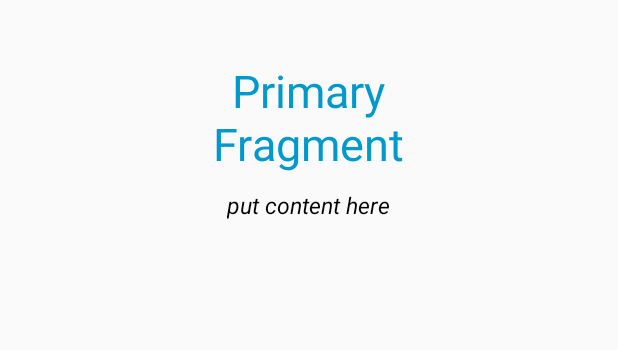
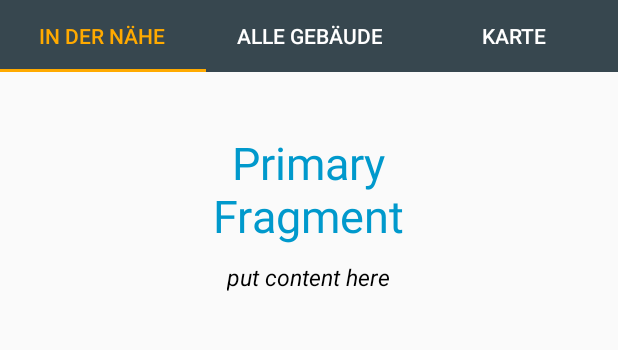
Before and after one commit to zhenhaoli/Unificiency, an Android app: the screen it shows after launch (MainActivity), after a tap on "Gebäude", on a phone screen of 412 x 824 dp, the part 84-434 px from its top. Run offline under Robolectric (Android 15) with nearby library versions, the phone set to English and light mode, and no system bars; 1 other tap on this screen came first.

Commit message:
added tabs for buildings

```diff
--- a/UnificiencyAndroid/app/src/main/java/lmu/de/unificiencyandroid/MainActivity.java
+++ b/UnificiencyAndroid/app/src/main/java/lmu/de/unificiencyandroid/MainActivity.java
@@ -8,6 +8,8 @@ import android.support.v4.widget.DrawerLayout;
 import android.support.v7.app.ActionBarDrawerToggle;
 import android.support.v7.app.AppCompatActivity;
 import android.view.MenuItem;
+
+import lmu.de.unificiencyandroid.view.BuildingsFragment;
 
 public class MainActivity extends AppCompatActivity{
     DrawerLayout mDrawerLayout;
@@ -46,7 +48,7 @@ public class MainActivity extends AppCompatActivity{
 
                 if (menuItem.getItemId() == R.id.nav_item_buildings) {
                     FragmentTransaction fragmentTransaction = mFragmentManager.beginTransaction();
-                    fragmentTransaction.replace(R.id.containerView,new SentFragment()).commit();
+                    fragmentTransaction.replace(R.id.containerView,new BuildingsFragment()).commit();
 
                 }
 
--- /dev/null
+++ b/UnificiencyAndroid/app/src/main/java/lmu/de/unificiencyandroid/view/BuildingsFragment.java
@@ -0,0 +1,104 @@
+package lmu.de.unificiencyandroid.view;
+
+import android.os.Bundle;
+import android.support.annotation.Nullable;
+import android.support.design.widget.TabLayout;
+import android.support.v4.app.Fragment;
+import android.support.v4.app.FragmentManager;
+import android.support.v4.app.FragmentPagerAdapter;
+import android.support.v4.view.ViewPager;
+import android.view.LayoutInflater;
+import android.view.View;
+import android.view.ViewGroup;
+
+import lmu.de.unificiencyandroid.PrimaryFragment;
+import lmu.de.unificiencyandroid.R;
+import lmu.de.unificiencyandroid.SocialFragment;
+import lmu.de.unificiencyandroid.UpdatesFragment;
+
+public class BuildingsFragment extends Fragment {
+
+    public static TabLayout tabLayout;
+    public static ViewPager viewPager;
+    public static int int_items = 3 ;
+
+    @Nullable
+    @Override
+    public View onCreateView(LayoutInflater inflater, ViewGroup container, Bundle savedInstanceState) {
+        /**
+         *Inflate tab_layout and setup Views.
+         */
+        View x =  inflater.inflate(R.layout.buildings_tab,null);
+        tabLayout = (TabLayout) x.findViewById(R.id.buildings_tab);
+        viewPager = (ViewPager) x.findViewById(R.id.buildings_viewpager);
+
+        /**
+         *Set an Apater for the View Pager
+         */
+        viewPager.setAdapter(new MyAdapter(getChildFragmentManager()));
+
+        /**
+         * Now , this is a workaround ,
+         * The setupWithViewPager dose't works without the runnable .
+         * Maybe a Support Library Bug .
+         */
+
+        tabLayout.post(new Runnable() {
+            @Override
+            public void run() {
+                tabLayout.setupWithViewPager(viewPager);
+            }
+        });
+
+        return x;
+
+    }
+
+    class MyAdapter extends FragmentPagerAdapter{
+
+        public MyAdapter(FragmentManager fm) {
+            super(fm);
+        }
+
+        /**
+         * Return fragment with respect to Position .
+         */
+
+        @Override
+        public Fragment getItem(int position)
+        {
+            switch (position){
+                case 0 : return new PrimaryFragment();
+                case 1 : return new SocialFragment();
+                case 2 : return new UpdatesFragment();
+            }
+            return null;
+        }
+
+        @Override
+        public int getCount() {
+
+            return int_items;
+
+        }
+
+        /**
+         * This method returns the title of the tab according to the position.
+         */
+
+        @Override
+        public CharSequence getPageTitle(int position) {
+
+            switch (position){
+                case 0 :
+                    return "In der Nähe";
+                case 1 :
+                    return "Alle Gebäude";
+                case 2 :
+                    return "Karte";
+            }
+            return null;
+        }
+    }
+
+}
--- /dev/null
+++ b/UnificiencyAndroid/app/src/main/res/layout/buildings_tab.xml
@@ -0,0 +1,31 @@
+<?xml version="1.0" encoding="utf-8"?>
+<LinearLayout
+    xmlns:android="http://schemas.android.com/apk/res/android"
+    xmlns:app="http://schemas.android.com/apk/res-auto"
+    android:layout_width="match_parent"
+    android:orientation="vertical"
+    android:layout_height="wrap_content">
+
+
+    <android.support.design.widget.TabLayout
+        android:id="@+id/buildings_tab"
+        app:tabGravity="fill"
+        app:tabMode="fixed"
+        android:background="@color/material_blue_grey_800"
+        app:tabIndicatorColor="@color/orange"
+        app:tabSelectedTextColor="@color/orange"
+        app:tabTextColor="@color/white"
+        android:layout_width="match_parent"
+        android:layout_height="wrap_content">
+    </android.support.design.widget.TabLayout>
+
+    <android.support.v4.view.ViewPager
+        android:id="@+id/buildings_viewpager"
+        android:layout_width="match_parent"
+        android:layout_height="match_parent">
+
+    </android.support.v4.view.ViewPager>
+
+
+
+</LinearLayout>
--- a/UnificiencyAndroid/app/src/main/res/menu/drawermenu.xml
+++ b/UnificiencyAndroid/app/src/main/res/menu/drawermenu.xml
@@ -1,6 +1,7 @@
 <?xml version="1.0" encoding="utf-8"?>
 <menu xmlns:android="http://schemas.android.com/apk/res/android">
 
+    <group android:id="@+id/group_general_id">
         <item android:title="@string/nav_item_buildings"
             android:id="@+id/nav_item_buildings"
             android:icon="@drawable/inbox"/>
@@ -12,7 +13,9 @@
         <item android:title="@string/nav_item_notes"
             android:id="@+id/nav_item_notes"
             android:icon="@drawable/inbox"/>
+    </group>
 
+    <group android:id="@+id/group_settings_id">
         <item android:title="@string/nav_item_setting"
             android:id="@+id/nav_item_setting"
             android:icon="@drawable/inbox"/>
@@ -24,6 +27,7 @@
         <item android:title="@string/nav_item_logout"
             android:id="@+id/nav_item_logout"
             android:icon="@drawable/inbox"/>
+    </group>
 
     <!--
     <item android:title="Inbox"
```
Also changed, not shown: UnificiencyAndroid/app/src/main/java/lmu/de/unificiencyandroid/model/Building.java (renamed from UnificiencyAndroid/app/src/main/java/lmu/de/unificiencyandroid/domain/Building.java), UnificiencyAndroid/app/src/main/java/lmu/de/unificiencyandroid/model/LMUBuildings.java (renamed from UnificiencyAndroid/app/src/main/java/lmu/de/unificiencyandroid/domain/LMUBuildings.java). Lines whose indentation alone changed are shown as unchanged.
